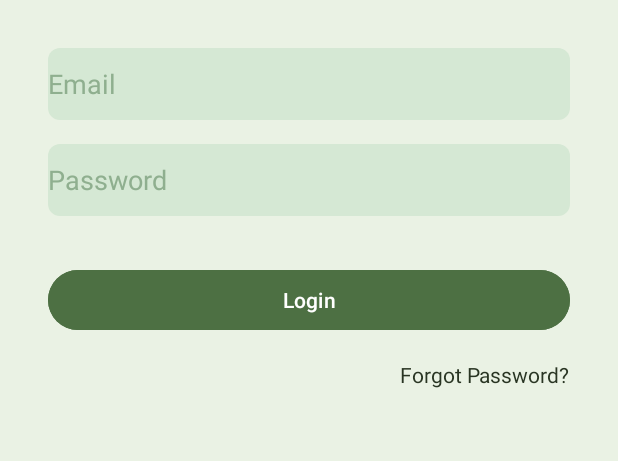
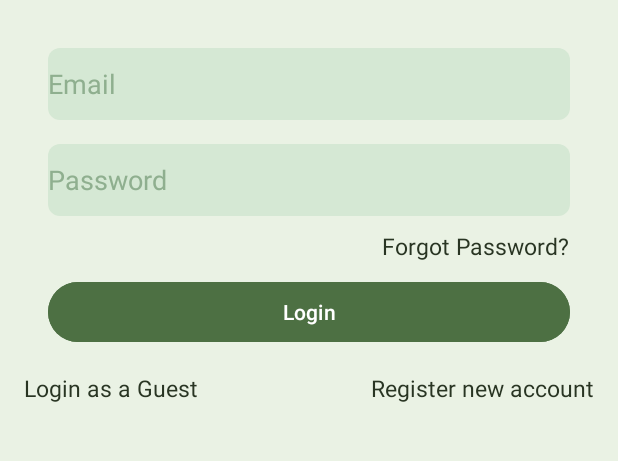
Before and after one commit to Hunter1725/RiceGrow, an Android app: the screen it shows after launch (MainActivity before the commit, LoginActivity after it), on a phone screen of 412 x 824 dp, the part 276-737 px from its top. Run offline under Robolectric (Android 15) with nearby library versions, the phone set to English and light mode, and no system bars; our stand-ins replace Firebase (no records; nobody signed in at launch, a user with empty details on screens opened directly).

Commit message:
Edit somthing....

```diff
--- /dev/null
+++ b/app/src/main/java/com/example/ricegrow/Activity/Authenticate/LoginNormal/LoginActivity.java
@@ -0,0 +1,105 @@
+package com.example.ricegrow.Activity.Authenticate.LoginNormal;
+
+import androidx.annotation.NonNull;
+import androidx.appcompat.app.AppCompatActivity;
+
+import android.content.Intent;
+import android.os.Bundle;
+import android.view.View;
+import android.widget.Button;
+import android.widget.EditText;
+import android.widget.ProgressBar;
+import android.widget.TextView;
+import android.widget.Toast;
+
+import com.example.ricegrow.Activity.MainActivity;
+import com.example.ricegrow.R;
+import com.google.android.gms.tasks.OnCompleteListener;
+import com.google.android.gms.tasks.Task;
+import com.google.firebase.auth.AuthResult;
+import com.google.firebase.auth.FirebaseAuth;
+
+public class LoginActivity extends AppCompatActivity {
+
+    private EditText edtEmail, edtPass;
+    private Button btnLogin;
+    private TextView txtForgotPassword, txtLoginGuest, txtRegister;
+    private ProgressBar progressBar;
+    private FirebaseAuth fb;
+
+    @Override
+    protected void onCreate(Bundle savedInstanceState) {
+        super.onCreate(savedInstanceState);
+        setContentView(R.layout.activity_login);
+
+        initView();
+
+        if(fb.getCurrentUser() != null){
+            startActivity(new Intent(LoginActivity.this, MainActivity.class));
+            finish();
+        }
+
+        btnLogin.setOnClickListener(new View.OnClickListener() {
+            @Override
+            public void onClick(View v) {
+                String email = edtEmail.getText().toString().trim();
+                String pass = edtPass.getText().toString();
+
+                if (email.isEmpty()){
+                    edtEmail.setError("Email is require");
+                    return;
+                }
+                if (pass.isEmpty()){
+                    edtPass.setError("Password is require");
+                    return;
+                }
+                if (pass.length()<6){
+                    edtPass.setError("Password must be >= 6");
+                    return;
+                }
+
+                progressBar.setVisibility(View.VISIBLE);
+
+                fb.signInWithEmailAndPassword(email, pass).addOnCompleteListener(new OnCompleteListener<AuthResult>() {
+                    @Override
+                    public void onComplete(@NonNull Task<AuthResult> task) {
+                        if(task.isSuccessful()){
+                            progressBar.setVisibility(View.GONE);
+                            Toast.makeText(LoginActivity.this, "Logged in Successfully", Toast.LENGTH_SHORT).show();
+                            startActivity(new Intent(LoginActivity.this, MainActivity.class));
+                        } else {
+                            Toast.makeText(LoginActivity.this, "Error !" + task.getException().getMessage(), Toast.LENGTH_SHORT).show();
+                            progressBar.setVisibility(View.GONE);
+                        }
+                    }
+                });
+
+            }
+        });
+
+        txtRegister.setOnClickListener(new View.OnClickListener() {
+            @Override
+            public void onClick(View v) {
+                startActivity(new Intent(LoginActivity.this, RegisterActivity.class));
+            }
+        });
+
+        txtForgotPassword.setOnClickListener(new View.OnClickListener() {
+            @Override
+            public void onClick(View v) {
+
+            }
+        });
+    }
+
+    private void initView() {
+        edtEmail = findViewById(R.id.edtEmailLogin);
+        edtPass = findViewById(R.id.edtPasswordLogin);
+        btnLogin = findViewById(R.id.btnLogin);
+        txtForgotPassword = findViewById(R.id.txtForgotPassword);
+        txtLoginGuest = findViewById(R.id.txtLoginGuest);
+        txtRegister = findViewById(R.id.txtRegister);
+        progressBar = findViewById(R.id.progressBarLogin);
+        fb = FirebaseAuth.getInstance();
+    }
+}
--- /dev/null
+++ b/app/src/main/res/layout/activity_login.xml
@@ -0,0 +1,118 @@
+<?xml version="1.0" encoding="utf-8"?>
+<androidx.constraintlayout.widget.ConstraintLayout xmlns:android="http://schemas.android.com/apk/res/android"
+    xmlns:app="http://schemas.android.com/apk/res-auto"
+    xmlns:tools="http://schemas.android.com/tools"
+    android:layout_width="match_parent"
+    android:layout_height="match_parent"
+    android:background="@color/login_background"
+    tools:context=".Activity.Authenticate.LoginNormal.LoginActivity">
+
+
+    <!-- Login Interface Components -->
+
+    <ImageView
+        android:id="@+id/imageViewLogo"
+        android:layout_width="120dp"
+        android:layout_height="120dp"
+        android:src="@drawable/logo"
+        app:layout_constraintTop_toTopOf="parent"
+        app:layout_constraintStart_toStartOf="parent"
+        app:layout_constraintEnd_toEndOf="parent"
+        android:layout_marginTop="64dp"
+        android:contentDescription="Logo" />
+
+    <EditText
+        android:id="@+id/edtEmailLogin"
+        android:layout_width="match_parent"
+        android:layout_height="48dp"
+        android:hint="Email"
+        android:textColorHint="@color/hint_text"
+        android:textColor="@color/text_color"
+        android:background="@drawable/edittext_bg"
+        android:inputType="textEmailAddress"
+        app:layout_constraintTop_toBottomOf="@id/imageViewLogo"
+        app:layout_constraintStart_toStartOf="parent"
+        app:layout_constraintEnd_toEndOf="parent"
+        android:layout_marginTop="32dp"
+        android:layout_marginStart="32dp"
+        android:layout_marginEnd="32dp" />
+
+    <EditText
+        android:id="@+id/edtPasswordLogin"
+        android:layout_width="match_parent"
+        android:layout_height="48dp"
+        android:hint="Password"
+        android:textColorHint="@color/hint_text"
+        android:textColor="@color/text_color"
+        android:background="@drawable/edittext_bg"
+        android:inputType="textPassword"
+        app:layout_constraintTop_toBottomOf="@id/edtEmailLogin"
+        app:layout_constraintStart_toStartOf="parent"
+        app:layout_constraintEnd_toEndOf="parent"
+        android:layout_marginTop="16dp"
+        android:layout_marginStart="32dp"
+        android:layout_marginEnd="32dp" />
+
+    <Button
+        android:id="@+id/btnLogin"
+        android:layout_width="match_parent"
+        android:layout_height="48dp"
+        android:layout_marginStart="32dp"
+        android:layout_marginTop="40dp"
+        android:layout_marginEnd="32dp"
+        android:backgroundTint="@color/button_bg"
+        android:text="Login"
+        android:textColor="@android:color/white"
+        app:layout_constraintEnd_toEndOf="parent"
+        app:layout_constraintStart_toStartOf="parent"
+        app:layout_constraintTop_toBottomOf="@id/edtPasswordLogin" />
+
+    <TextView
+        android:id="@+id/txtForgotPassword"
+        android:layout_width="wrap_content"
+        android:layout_height="wrap_content"
+        android:layout_marginTop="16dp"
+        android:layout_marginEnd="32dp"
+        android:layout_marginBottom="16dp"
+        android:text="Forgot Password?"
+        android:textColor="@color/text_color"
+        android:textSize="15sp"
+        app:layout_constraintBottom_toTopOf="@+id/btnLogin"
+        app:layout_constraintEnd_toEndOf="parent"
+        app:layout_constraintTop_toBottomOf="@id/edtPasswordLogin" />
+
+    <TextView
+        android:id="@+id/txtLoginGuest"
+        android:layout_width="wrap_content"
+        android:layout_height="wrap_content"
+        android:text="Login as a Guest"
+        android:textSize="15sp"
+        android:textColor="@color/text_color"
+        app:layout_constraintTop_toBottomOf="@id/btnLogin"
+        app:layout_constraintStart_toStartOf="parent"
+        android:layout_marginTop="16dp"
+        android:layout_marginStart="16dp"/>
+
+    <TextView
+        android:id="@+id/txtRegister"
+        android:layout_width="wrap_content"
+        android:layout_height="wrap_content"
+        android:text="Register new account"
+        android:textSize="15sp"
+        android:textColor="@color/text_color"
+        app:layout_constraintTop_toBottomOf="@id/btnLogin"
+        app:layout_constraintEnd_toEndOf="parent"
+        android:layout_marginTop="16dp"
+        android:layout_marginEnd="16dp"/>
+
+    <ProgressBar
+        android:id="@+id/progressBarLogin"
+        android:layout_width="wrap_content"
+        android:layout_height="wrap_content"
+        android:visibility="gone"
+        app:layout_constraintBottom_toBottomOf="parent"
+        app:layout_constraintEnd_toEndOf="parent"
+        app:layout_constraintStart_toStartOf="parent"
+        app:layout_constraintTop_toBottomOf="@+id/btnLogin" />
+
+</androidx.constraintlayout.widget.ConstraintLayout>
--- a/app/src/main/res/layout/activity_main.xml
+++ b/app/src/main/res/layout/activity_main.xml
@@ -7,74 +7,30 @@
     android:background="@color/login_background"
     tools:context=".Activity.MainActivity">
 
-    <!-- Login Interface Components -->
-
-    <ImageView
-        android:id="@+id/imageViewLogo"
-        android:layout_width="120dp"
-        android:layout_height="120dp"
-        android:src="@drawable/logo"
-        app:layout_constraintTop_toTopOf="parent"
+    <TextView
+        android:id="@+id/welcome"
+        android:layout_width="wrap_content"
+        android:layout_height="wrap_content"
+        android:text="@string/welcome"
+        android:textSize="18sp"
+        android:textStyle="bold"
+        app:layout_constraintBottom_toBottomOf="parent"
+        app:layout_constraintEnd_toEndOf="parent"
         app:layout_constraintStart_toStartOf="parent"
-        app:layout_constraintEnd_toEndOf="parent"
-        android:layout_marginTop="64dp"
-        android:contentDescription="Logo" />
-
-    <EditText
-        android:id="@+id/editTextEmail"
-        android:layout_width="match_parent"
-        android:layout_height="48dp"
-        android:hint="Email"
-        android:textColorHint="@color/hint_text"
-        android:textColor="@color/text_color"
-        android:background="@drawable/edittext_bg"
-        android:inputType="textEmailAddress"
-        app:layout_constraintTop_toBottomOf="@id/imageViewLogo"
-        app:layout_constraintStart_toStartOf="parent"
-        app:layout_constraintEnd_toEndOf="parent"
-        android:layout_marginTop="32dp"
-        android:layout_marginStart="32dp"
-        android:layout_marginEnd="32dp" />
-
-    <EditText
-        android:id="@+id/editTextPassword"
-        android:layout_width="match_parent"
-        android:layout_height="48dp"
-        android:hint="Password"
-        android:textColorHint="@color/hint_text"
-        android:textColor="@color/text_color"
-        android:background="@drawable/edittext_bg"
-        android:inputType="textPassword"
-        app:layout_constraintTop_toBottomOf="@id/editTextEmail"
-        app:layout_constraintStart_toStartOf="parent"
-        app:layout_constraintEnd_toEndOf="parent"
-        android:layout_marginTop="16dp"
-        android:layout_marginStart="32dp"
-        android:layout_marginEnd="32dp" />
+        app:layout_constraintTop_toTopOf="parent" />
 
     <Button
-        android:id="@+id/buttonLogin"
-        android:layout_width="match_parent"
-        android:layout_height="48dp"
-        android:text="Login"
-        android:textColor="@android:color/white"
-        android:backgroundTint="@color/button_bg"
-        app:layout_constraintTop_toBottomOf="@id/editTextPassword"
-        app:layout_constraintStart_toStartOf="parent"
-        app:layout_constraintEnd_toEndOf="parent"
-        android:layout_marginTop="32dp"
-        android:layout_marginStart="32dp"
-        android:layout_marginEnd="32dp" />
-
-    <TextView
-        android:id="@+id/textViewForgotPassword"
+        android:id="@+id/btnLogout"
         android:layout_width="wrap_content"
         android:layout_height="wrap_content"
-        android:text="Forgot Password?"
-        android:textColor="@color/text_color"
-        app:layout_constraintTop_toBottomOf="@id/buttonLogin"
+        android:text="Log out"
+        android:backgroundTint="@color/button_bg"
+        app:layout_constraintBottom_toBottomOf="parent"
         app:layout_constraintEnd_toEndOf="parent"
-        android:layout_marginTop="16dp"
-        android:layout_marginEnd="32dp" />
+        app:layout_constraintStart_toStartOf="parent"
+        app:layout_constraintTop_toBottomOf="@+id/welcome" />
+
+
+
 
 </androidx.constraintlayout.widget.ConstraintLayout>
--- a/app/src/main/res/values/color_login.xml
+++ b/app/src/main/res/values/color_login.xml
@@ -6,4 +6,5 @@
     <color name="hint_text">#8FAF8F</color>
     <color name="text_color">#293523</color>
     <color name="button_bg">#4D7043</color>
+    <color name="warning_text">#FA0000</color>
 </resources>
--- a/build.gradle
+++ b/build.gradle
@@ -1,4 +1,8 @@
-// Top-level build file where you can add configuration options common to all sub-projects/modules.
+buildscript {
+    dependencies {
+        classpath 'com.google.gms:google-services:4.3.15'
+    }
+}// Top-level build file where you can add configuration options common to all sub-projects/modules.
 plugins {
     id 'com.android.application' version '8.0.2' apply false
     id 'com.android.library' version '8.0.2' apply false
```
Also changed, not shown: app/build.gradle (+12 -0 lines), app/src/main/AndroidManifest.xml (+11 -2 lines), app/src/main/java/com/example/ricegrow/Activity/Authenticate/LoginNormal/ForgotActivity.java (added, +14 -0 lines), app/src/main/java/com/example/ricegrow/Activity/Authenticate/LoginNormal/RegisterActivity.java (added, +138 -0 lines), app/src/main/java/com/example/ricegrow/Activity/MainActivity.java (+36 -0 lines), app/src/main/java/com/example/ricegrow/DatabaseFiles/Model/UserCrops.java (+4 -4 lines), app/src/main/java/com/example/ricegrow/DatabaseFiles/Model/Users.java (+8 -5 lines), app/src/main/res/layout/activity_forgot.xml (added, +10 -0 lines), app/src/main/res/layout/activity_register.xml (added, +154 -0 lines), app/src/main/res/values/strings.xml (+9 -0 lines), 1 other file.
